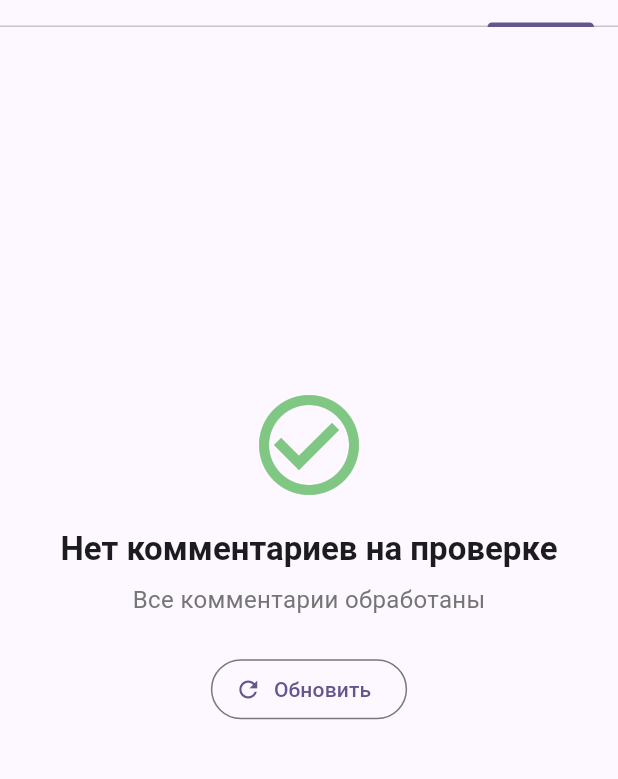
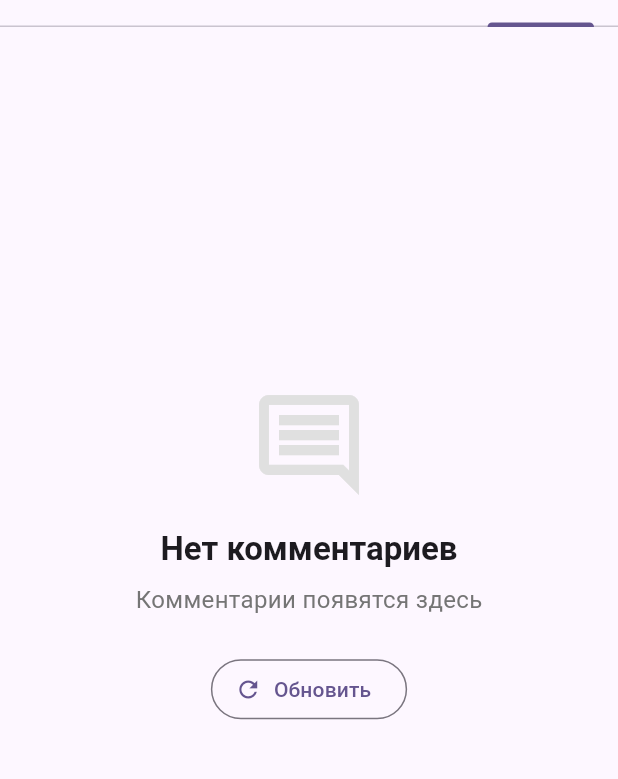
Before and after one commit to Melvud/pku-app, a Flutter app: the AdminPanelScreen screen opened directly, tab 4 chosen, after a tap on "Обновить", on a phone screen of 412 x 824 dp, the part 153-932 px from its top. Run offline on Flutter 3.47's test engine with Material 3 defaults, Android fonts, the phone set to English and light mode, and no system bars; our stand-ins replace cloud_firestore, file_picker, firebase_auth, firebase_core, firebase_storage, fl_chart and 2 more; missing offline and left inert: excel, mobile_scanner, syncfusion_flutter_pdfviewer; accounts and stored records are empty.

Commit message:
Update comments system: publish immediately, admin can delete all comments
Co-authored-by: Melvud <49368133+Melvud@users.noreply.github.com>

```diff
--- a/lib/providers/admin_provider.dart
+++ b/lib/providers/admin_provider.dart
@@ -20,6 +20,9 @@ class AdminProvider with ChangeNotifier {
 
   List<RecipeComment> _pendingComments = [];
   List<RecipeComment> get pendingComments => _pendingComments;
+
+  List<RecipeComment> _allComments = [];
+  List<RecipeComment> get allComments => _allComments;
 
   Map<String, dynamic> _appStats = {};
   Map<String, dynamic> get appStats => _appStats;
@@ -228,18 +231,24 @@ class AdminProvider with ChangeNotifier {
     notifyListeners();
 
     try {
+      // Load all comments (not just pending) since comments are now approved by default
       final snapshot = await _firestore
           .collection('recipe_comments')
-          .where('status', isEqualTo: CommentStatus.pending.name)
           .orderBy('createdAt', descending: true)
           .get();
 
-      _pendingComments = snapshot.docs
+      _allComments = snapshot.docs
           .map((doc) => RecipeComment.fromFirestore(doc))
           .toList();
+
+      // Also keep pending list for backward compatibility
+      _pendingComments = _allComments
+          .where((c) => c.status == CommentStatus.pending)
+          .toList();
     } catch (e) {
-      debugPrint('Error loading pending comments: $e');
+      debugPrint('Error loading comments: $e');
       _pendingComments = [];
+      _allComments = [];
     }
 
     _isLoadingComments = false;
--- a/lib/screens/admin/comments_moderation_tab.dart
+++ b/lib/screens/admin/comments_moderation_tab.dart
@@ -25,28 +25,28 @@ class CommentsModerationTab extends StatelessWidget {
           );
         }
 
-        final pendingComments = adminProvider.pendingComments;
+        final allComments = adminProvider.allComments;
 
-        if (pendingComments.isEmpty) {
+        if (allComments.isEmpty) {
           return Center(
             child: Column(
               mainAxisAlignment: MainAxisAlignment.center,
               children: [
                 Icon(
-                  Icons.check_circle_outline,
+                  Icons.comment_outlined,
                   size: 80,
-                  color: Colors.green.shade300,
+                  color: Colors.grey.shade300,
                 ),
                 const SizedBox(height: 16),
                 Text(
-                  'Нет комментариев на проверке',
+                  'Нет комментариев',
                   style: Theme.of(context).textTheme.titleLarge?.copyWith(
                         fontWeight: FontWeight.bold,
                       ),
                 ),
                 const SizedBox(height: 8),
                 Text(
-                  'Все комментарии обработаны',
+                  'Комментарии появятся здесь',
                   style: TextStyle(
                     fontSize: 16,
                     color: Colors.grey.shade600,
@@ -67,9 +67,9 @@ class CommentsModerationTab extends StatelessWidget {
           onRefresh: () => adminProvider.loadPendingComments(),
           child: ListView.builder(
             padding: const EdgeInsets.all(16),
-            itemCount: pendingComments.length,
+            itemCount: allComments.length,
             itemBuilder: (context, index) {
-              final comment = pendingComments[index];
+              final comment = allComments[index];
               return _CommentCard(
                 comment: comment,
                 onApprove: () => _approveComment(context, comment),
@@ -395,24 +395,40 @@ class _CommentCardState extends State<_CommentCard> {
                         vertical: 6,
                       ),
                       decoration: BoxDecoration(
-                        color: Colors.amber.shade100,
+                        color: widget.comment.status == CommentStatus.approved
+                            ? Colors.green.shade100
+                            : widget.comment.status == CommentStatus.pending
+                                ? Colors.amber.shade100
+                                : Colors.red.shade100,
                         borderRadius: BorderRadius.circular(12),
                       ),
                       child: Row(
                         mainAxisSize: MainAxisSize.min,
                         children: [
                           Icon(
-                            Icons.pending,
+                            widget.comment.status == CommentStatus.approved
+                                ? Icons.check_circle
+                                : widget.comment.status == CommentStatus.pending
+                                    ? Icons.pending
+                                    : Icons.cancel,
                             size: 16,
-                            color: Colors.amber.shade800,
+                            color: widget.comment.status == CommentStatus.approved
+                                ? Colors.green.shade800
+                                : widget.comment.status == CommentStatus.pending
+                                    ? Colors.amber.shade800
+                                    : Colors.red.shade800,
                           ),
                           const SizedBox(width: 4),
                           Text(
-                            'На проверке',
+                            widget.comment.status.displayName,
                             style: TextStyle(
                               fontSize: 12,
                               fontWeight: FontWeight.bold,
-                              color: Colors.amber.shade800,
+                              color: widget.comment.status == CommentStatus.approved
+                                  ? Colors.green.shade800
+                                  : widget.comment.status == CommentStatus.pending
+                                      ? Colors.amber.shade800
+                                      : Colors.red.shade800,
                             ),
                           ),
                         ],
@@ -518,6 +534,7 @@ class _CommentCardState extends State<_CommentCard> {
             padding: const EdgeInsets.all(12),
             child: Row(
               children: [
+                if (widget.comment.status == CommentStatus.pending) ...[
                   Expanded(
                     child: OutlinedButton.icon(
                       onPressed: widget.onReject,
@@ -531,6 +548,7 @@ class _CommentCardState extends State<_CommentCard> {
                     ),
                   ),
                   const SizedBox(width: 8),
+                ],
                 OutlinedButton.icon(
                   onPressed: widget.onDelete,
                   icon: const Icon(Icons.delete),
@@ -540,10 +558,11 @@ class _CommentCardState extends State<_CommentCard> {
                     side: const BorderSide(color: Colors.red),
                     padding: const EdgeInsets.symmetric(
                       vertical: 12,
-                      horizontal: 12,
+                      horizontal: 16,
                     ),
                   ),
                 ),
+                if (widget.comment.status == CommentStatus.pending) ...[
                   const SizedBox(width: 8),
                   Expanded(
                     child: FilledButton.icon(
@@ -557,6 +576,9 @@ class _CommentCardState extends State<_CommentCard> {
                     ),
                   ),
                 ],
+                if (widget.comment.status != CommentStatus.pending)
+                  const Spacer(),
+              ],
             ),
           ),
         ],
```
Also changed, not shown: lib/screens/recipes/recipes_screen.dart (+8 -4 lines). Lines whose indentation alone changed are shown as unchanged.
